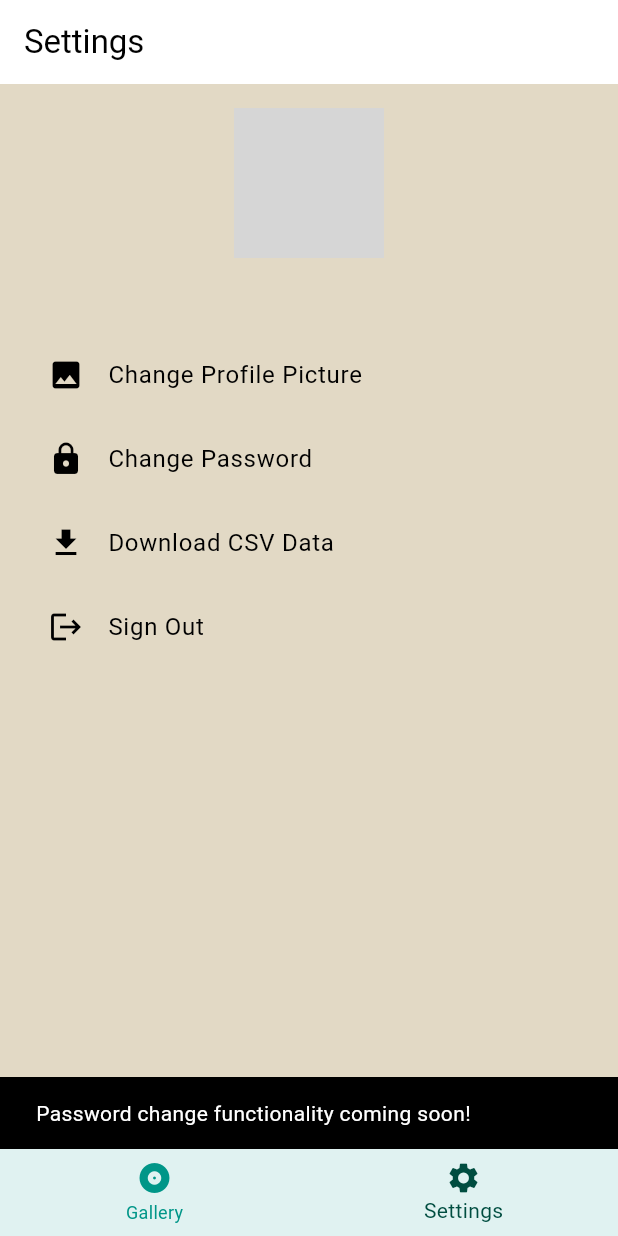
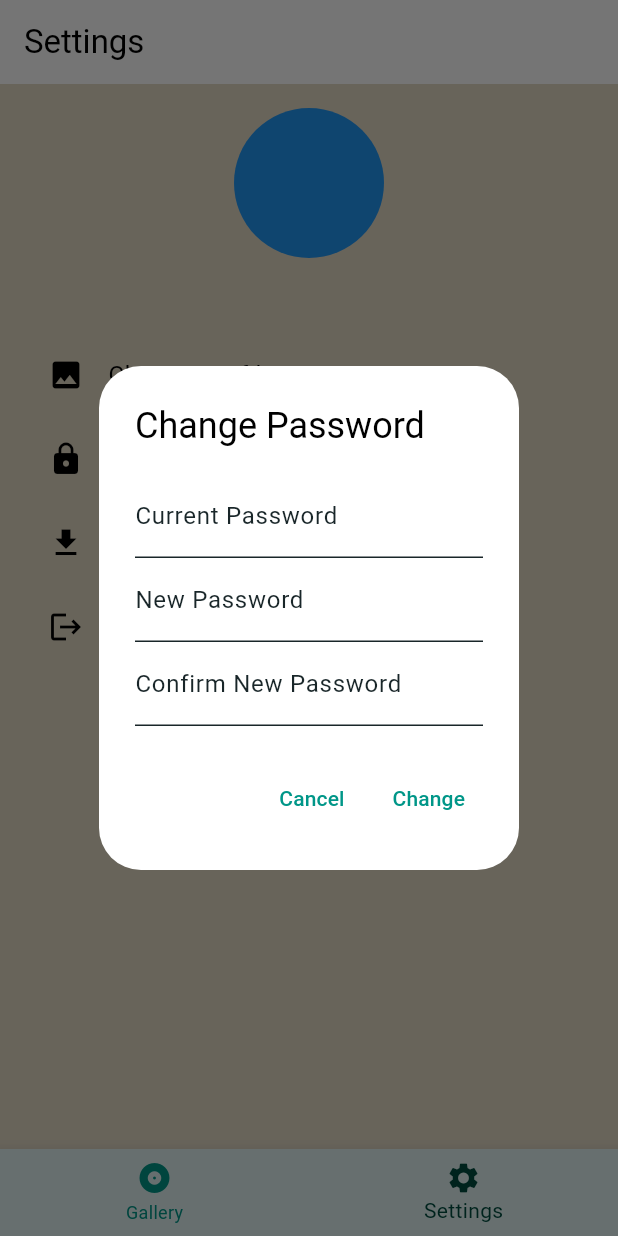
Before and after one commit to latterArrays/theSpindex, a Flutter app: the screen it shows once a user with an empty profile is signed in, item 2 of the bottom bar chosen, after a tap on "Change Password", on a phone screen of 412 x 824 dp. Run offline on Flutter 3.47's test engine with Material 3 defaults, Android fonts, the phone set to English and light mode, and no system bars; our stand-ins replace cloud_firestore, firebase_auth, firebase_core, firebase_remote_config, firebase_storage, flutter_image_compress and 1 more; accounts and stored records are empty; network calls fail; grey boxes are pictures that could not be loaded.

```diff
--- a/lib/auth_page.dart
+++ b/lib/auth_page.dart
@@ -25,7 +25,6 @@
         ),
         backgroundColor: Colors.teal.shade800, // Set the background color here
       ),
-      //backgroundColor: Color.fromARGB(255, 255, 179, 0), // Replace with your image's background color
       body: Padding(
         padding: const EdgeInsets.all(16.0),
         child: SingleChildScrollView(
@@ -46,7 +45,7 @@
   return FractionallySizedBox(
     widthFactor: 0.8, // Use 80% of the screen width
     child: AspectRatio(
-      aspectRatio: 16 / 9, // Replace with your image's aspect ratio
+      aspectRatio: 16 / 9,
       child: Image.asset(
         'assets/TheSpindexFullLogo.png',
         fit: BoxFit.contain,
@@ -147,10 +146,12 @@
       );
       if (user != null) {
         _showToast("Signed up: ${user.uid}");
-        await _createDefaultList(user);
+        await _createDefaultList(user); // Ensure the default list is created
         Navigator.pushReplacement(
           context,
-          MaterialPageRoute(builder: (context) => MainPage()),
+          MaterialPageRoute(
+            builder: (context) => MainPage(), // Navigate only after list creation
+          ),
         );
       }
     } catch (e) {
--- a/lib/gallery_page.dart
+++ b/lib/gallery_page.dart
@@ -145,16 +145,44 @@
   void _handleImageSearch() async {
     final ImagePicker picker = ImagePicker();
 
-    // Dismiss the "Add New Album" modal
+    // Close the "Add New Album" modal first
     Navigator.pop(context);
+
+    // Show a dialog to let the user choose between camera and gallery
+    final ImageSource? source = await showDialog<ImageSource>(
+      context: context,
+      builder: (context) => AlertDialog(
+        title: Text("Select Image Source"),
+        content: Column(
+          mainAxisSize: MainAxisSize.min,
+          children: [
+            ListTile(
+              leading: Icon(Icons.camera_alt),
+              title: Text("Take a Picture"),
+              onTap: () => Navigator.pop(context, ImageSource.camera),
+            ),
+            ListTile(
+              leading: Icon(Icons.photo_library),
+              title: Text("Choose from Gallery"),
+              onTap: () => Navigator.pop(context, ImageSource.gallery),
+            ),
+          ],
+        ),
+      ),
+    );
+
+    if (source == null) {
+      // User canceled the dialog
+      return;
+    }
 
     // Set the state to show the spinner immediately
     setState(() {
       _isProcessing = true;
     });
 
-    // Allow the user to pick an image
-    final XFile? image = await picker.pickImage(source: ImageSource.gallery);
+    // Allow the user to capture or pick an image
+    final XFile? image = await picker.pickImage(source: source);
 
     if (image == null) {
       // User canceled the image picker
@@ -492,7 +520,7 @@
     super.initState();
     _controller = AnimationController(
       vsync: this,
-      duration: Duration(seconds: 2), // Adjust duration for spinning speed
+      duration: Duration(seconds: 8), // Adjust duration for spinning speed
     )..repeat(); // Repeat the animation indefinitely
 
     _loadLists();
@@ -507,6 +535,17 @@
         widget.userId,
       );
       print("Lists loaded: $lists");
+
+      if (lists.isEmpty) {
+        // Create a default list if none exists
+        final defaultListId = DateTime.now().millisecondsSinceEpoch.toString();
+        await _firestoreService.setList(
+          widget.userId,
+          defaultListId,
+          name: "My Collection",
+        );
+        return _loadLists(); // Reload lists after creating the default list
+      }
 
       setState(() {
         _listNames = lists;
@@ -1104,55 +1143,59 @@
                               if (index == _albums.length) {
                                 return GestureDetector(
                                   onTap: _showAddAlbumModal,
-                                  child: AnimatedBuilder(
+                                  child: Stack(
+                                    alignment: Alignment.center,
+                                    children: [
+                                      AnimatedBuilder(
                                         animation: _controller,
                                         builder: (context, child) {
-                                      final angle =
-                                          _controller.value *
-                                          360; // Map value to 0-360 degrees
-                                      return Padding(
-                                        padding: const EdgeInsets.all(8.0),
-                                        child: Container(
+                                          final angle = _controller.value * 2 * pi; // Rotate 360 degrees
+                                          return Transform.rotate(
+                                            angle: angle,
+                                            child: Transform.scale(
+                                              scale: 1, // Scale up the spinning album
+                                              child: Center( // Ensure the spinning album is centered
+                                                child: ClipRRect(
+                                                  borderRadius: BorderRadius.circular(180), // Fully rounded corners
+                                                  child: Stack(
+                                                    alignment: Alignment.center, // Center the gradient and image
+                                                    children: [
+                                                      Image.asset(
+                                                        'assets/album.png', // Path to your vinyl record image
+                                                        width: 300, // Adjust size as needed
+                                                        height: 300,
+                                                        fit: BoxFit.cover,
+                                                      ),
+                                                      Container(
                                                         decoration: BoxDecoration(
                                                           gradient: LinearGradient(
                                                             colors: [
-                                                const Color.fromARGB(
-                                                  255,
-                                                  2,
-                                                  208,
-                                                  184,
+                                                              const Color.fromARGB(150, 2, 208, 184), // Semi-transparent teal
+                                                              const Color.fromARGB(150, 250, 125, 0),  // Semi-transparent orange
+                                                            ],
+                                                            begin: Alignment.topLeft,
+                                                            end: Alignment.bottomRight,
                                                           ),
-                                                const Color.fromARGB(
-                                                  255,
-                                                  250,
-                                                  125,
-                                                  0,
+                                                        ),
                                                       ),
                                                     ],
-                                              begin: Alignment(
-                                                cos(angle * pi / 180),
-                                                sin(angle * pi / 180),
-                                              ),
-                                              end: Alignment(
-                                                -cos(angle * pi / 180),
-                                                -sin(angle * pi / 180),
                                                   ),
                                                 ),
-                                            borderRadius: BorderRadius.circular(
-                                              160,
                                               ),
-                                          ),
-                                          child: child,
                                             ),
                                           );
                                         },
-                                    child: Center(
-                                      child: Icon(
-                                        Icons.add,
-                                        size: 90,
+                                      ),
+                                      // The "+" sign remains stationary
+                                      Text(
+                                        "+",
+                                        style: TextStyle(
+                                          fontSize: 130, // Larger font size for visibility
+                                          fontWeight: FontWeight.bold,
                                           color: Colors.white,
                                         ),
                                       ),
+                                    ],
                                   ),
                                 );
                               }
--- a/lib/main.dart
+++ b/lib/main.dart
@@ -1,14 +1,8 @@
-import 'dart:io';
 import 'package:flutter/material.dart';
-import 'package:image_picker/image_picker.dart';
-import 'package:flutter_dotenv/flutter_dotenv.dart';
 import 'package:firebase_core/firebase_core.dart';
 import 'package:firebase_auth/firebase_auth.dart';
-import 'package:spindex/lists_page.dart';
 import 'package:spindex/settings_page.dart';
-import 'openai_service.dart';
 import 'gallery_page.dart';
-import 'album_scanner_page.dart';
 import 'auth_page.dart';
 import 'firebase_options.dart';
 import 'package:firebase_remote_config/firebase_remote_config.dart';
--- a/lib/settings_page.dart
+++ b/lib/settings_page.dart
@@ -68,9 +68,80 @@
   }
 
   Future<void> _changePassword() async {
-    // Implement password change logic here
-    ScaffoldMessenger.of(context).showSnackBar(
-      SnackBar(content: Text('Password change functionality coming soon!')),
+    final TextEditingController currentPasswordController = TextEditingController();
+    final TextEditingController newPasswordController = TextEditingController();
+    final TextEditingController confirmPasswordController = TextEditingController();
+
+    showDialog(
+      context: context,
+      builder: (context) {
+        return AlertDialog(
+          title: Text('Change Password'),
+          content: Column(
+            mainAxisSize: MainAxisSize.min,
+            children: [
+              TextField(
+                controller: currentPasswordController,
+                obscureText: true,
+                decoration: InputDecoration(labelText: 'Current Password'),
+              ),
+              TextField(
+                controller: newPasswordController,
+                obscureText: true,
+                decoration: InputDecoration(labelText: 'New Password'),
+              ),
+              TextField(
+                controller: confirmPasswordController,
+                obscureText: true,
+                decoration: InputDecoration(labelText: 'Confirm New Password'),
+              ),
+            ],
+          ),
+          actions: [
+            TextButton(
+              onPressed: () => Navigator.of(context).pop(),
+              child: Text('Cancel'),
+            ),
+            TextButton(
+              onPressed: () async {
+                if (newPasswordController.text != confirmPasswordController.text) {
+                  ScaffoldMessenger.of(context).showSnackBar(
+                    SnackBar(content: Text('Passwords do not match!')),
+                  );
+                  return;
+                }
+
+                final user = _auth.currentUser;
+                if (user != null) {
+                  try {
+                    final cred = EmailAuthProvider.credential(
+                      email: user.email!,
+                      password: currentPasswordController.text,
+                    );
+
+                    // Reauthenticate the user
+                    await user.reauthenticateWithCredential(cred);
+
+                    // Update the password
+                    await user.updatePassword(newPasswordController.text);
+
+                    Navigator.of(context).pop();
+                    ScaffoldMessenger.of(context).showSnackBar(
+                      SnackBar(content: Text('Password updated successfully!')),
+                    );
+                  } catch (e) {
+                    Navigator.of(context).pop();
+                    ScaffoldMessenger.of(context).showSnackBar(
+                      SnackBar(content: Text('Failed to update password: $e')),
+                    );
+                  }
+                }
+              },
+              child: Text('Change'),
+            ),
+          ],
+        );
+      },
     );
   }
 
```
Also changed, not shown: assets/album.png, lib/album_scanner_page.dart (deleted), 1 other file. Lines whose indentation alone changed are shown as unchanged.
